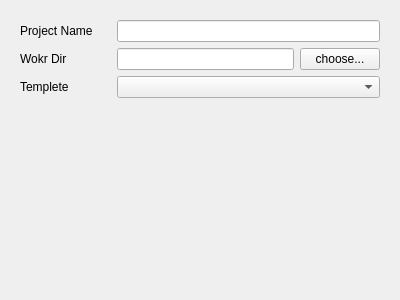
This is UI/plugins/video/videoform.ui in wwwwwalter/QtManageProject as Qt 5 draws it before an edit. The edited form follows.
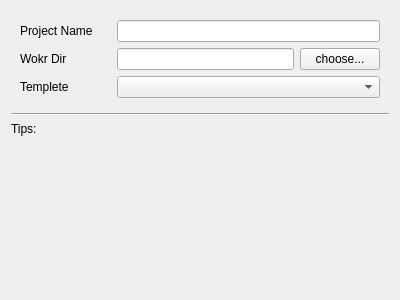
This is the edited form.

Diff of the .ui file:
```diff
--- a/UI/plugins/video/videoform.ui
+++ b/UI/plugins/video/videoform.ui
@@ -71,6 +71,20 @@
      </item>
     </layout>
    </item>
+   <item>
+    <widget class="Line" name="line">
+     <property name="orientation">
+      <enum>Qt::Horizontal</enum>
+     </property>
+    </widget>
+   </item>
+   <item>
+    <widget class="QLabel" name="tips">
+     <property name="text">
+      <string>Tips:</string>
+     </property>
+    </widget>
+   </item>
    <item>
     <spacer name="verticalSpacer">
      <property name="orientation">
```
